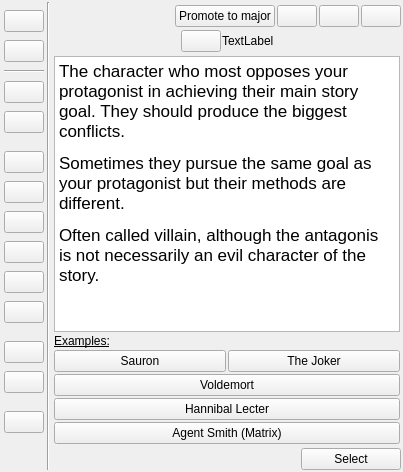
The window that ui/character_role_selector.ui (zkovari/plotlyst) describes before a commit, drawn with Qt 5.
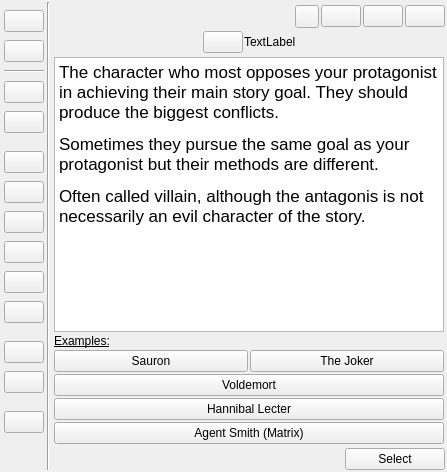
The same window after the commit. The open tabs and pages were chosen to show the change. Custom widgets are drawn as their Qt base class.

Commit message:
Character role promotion, closes #292 (#490)
* Role promotion

* set role

* Different promote btn

* promote icons

* handle promotion in editor

* update iconrole on promotion

* promote secondary

* promote love interest

* foil and contagonist promotion

* fix

Diff of the .ui file:
```diff
--- a/ui/character_role_selector.ui
+++ b/ui/character_role_selector.ui
@@ -6,7 +6,7 @@
    <rect>
     <x>0</x>
     <y>0</y>
-    <width>403</width>
+    <width>447</width>
     <height>472</height>
    </rect>
   </property>
@@ -355,9 +355,12 @@
         </spacer>
        </item>
        <item>
-        <widget class="SecondaryActionPushButton" name="btnPromote">
+        <widget class="QToolButton" name="btnPromote">
+         <property name="toolTip">
+          <string>Promote to major role</string>
+         </property>
          <property name="text">
-          <string>Promote to major</string>
+          <string/>
          </property>
          <property name="checkable">
           <bool>true</bool>
@@ -627,12 +630,12 @@
           <widget class="QTextBrowser" name="textBrowser_2">
            <property name="html">
             <string>&lt;!DOCTYPE HTML PUBLIC &quot;-//W3C//DTD HTML 4.0//EN&quot; &quot;http://www.w3.org/TR/REC-html40/strict.dtd&quot;&gt;
-&lt;html&gt;&lt;head&gt;&lt;meta name=&quot;qrichtext&quot; content=&quot;1&quot; /&gt;&lt;meta charset=&quot;utf-8&quot; /&gt;&lt;style type=&quot;text/css&quot;&gt;
+&lt;html&gt;&lt;head&gt;&lt;meta name=&quot;qrichtext&quot; content=&quot;1&quot; /&gt;&lt;style type=&quot;text/css&quot;&gt;
 p, li { white-space: pre-wrap; }
-&lt;/style&gt;&lt;/head&gt;&lt;body style=&quot; font-family:'Sans Serif'; font-size:9pt; font-weight:400; font-style:normal;&quot;&gt;
-&lt;p style=&quot; margin-top:12px; margin-bottom:12px; margin-left:0px; margin-right:0px; -qt-block-indent:0; text-indent:0px;&quot;&gt;&lt;span style=&quot; font-family:'Fira Sans Semi-Light'; font-size:13pt; color:#000000; background-color:#ffffff;&quot;&gt;The character who most opposes your protagonist in achieving their main story goal. They should produce the biggest conflicts.&lt;/span&gt;&lt;/p&gt;
-&lt;p style=&quot; margin-top:12px; margin-bottom:12px; margin-left:0px; margin-right:0px; -qt-block-indent:0; text-indent:0px;&quot;&gt;&lt;span style=&quot; font-family:'Fira Sans Semi-Light'; font-size:13pt; color:#000000; background-color:#ffffff;&quot;&gt;Sometimes they pursue the same goal as your protagonist but their methods are different.&lt;/span&gt;&lt;/p&gt;
-&lt;p style=&quot; margin-top:12px; margin-bottom:12px; margin-left:0px; margin-right:0px; -qt-block-indent:0; text-indent:0px;&quot;&gt;&lt;span style=&quot; font-family:'Fira Sans Semi-Light'; font-size:13pt; color:#000000; background-color:#ffffff;&quot;&gt;Often called villain, although the antagonis is not necessarily an evil character of the story.&lt;/span&gt;&lt;/p&gt;&lt;/body&gt;&lt;/html&gt;</string>
+&lt;/style&gt;&lt;/head&gt;&lt;body style=&quot; font-family:'.AppleSystemUIFont'; font-size:13pt; font-weight:400; font-style:normal;&quot;&gt;
+&lt;p style=&quot; margin-top:12px; margin-bottom:12px; margin-left:0px; margin-right:0px; -qt-block-indent:0; text-indent:0px;&quot;&gt;&lt;span style=&quot; font-family:'Fira Sans Semi-Light'; color:#000000; background-color:#ffffff;&quot;&gt;The character who most opposes your protagonist in achieving their main story goal. They should produce the biggest conflicts.&lt;/span&gt;&lt;/p&gt;
+&lt;p style=&quot; margin-top:12px; margin-bottom:12px; margin-left:0px; margin-right:0px; -qt-block-indent:0; text-indent:0px;&quot;&gt;&lt;span style=&quot; font-family:'Fira Sans Semi-Light'; color:#000000; background-color:#ffffff;&quot;&gt;Sometimes they pursue the same goal as your protagonist but their methods are different.&lt;/span&gt;&lt;/p&gt;
+&lt;p style=&quot; margin-top:12px; margin-bottom:12px; margin-left:0px; margin-right:0px; -qt-block-indent:0; text-indent:0px;&quot;&gt;&lt;span style=&quot; font-family:'Fira Sans Semi-Light'; color:#000000; background-color:#ffffff;&quot;&gt;Often called villain, although the antagonis is not necessarily an evil character of the story.&lt;/span&gt;&lt;/p&gt;&lt;/body&gt;&lt;/html&gt;</string>
            </property>
           </widget>
          </item>
@@ -1665,16 +1668,16 @@
   </layout>
  </widget>
  <customwidgets>
+  <customwidget>
+   <class>IconText</class>
+   <extends>QPushButton</extends>
+   <header>src.main.python.plotlyst.view.widget.display</header>
+  </customwidget>
   <customwidget>
    <class>SelectionItemPushButton</class>
    <extends>QPushButton</extends>
    <header>src.main.python.plotlyst.view.widget.button</header>
   </customwidget>
-  <customwidget>
-   <class>SecondaryActionPushButton</class>
-   <extends>QPushButton</extends>
-   <header>src.main.python.plotlyst.view.widget.button</header>
-  </customwidget>
   <customwidget>
    <class>MajorRoleIcon</class>
    <extends>QPushButton</extends>
@@ -1695,11 +1698,6 @@
    <extends>QPushButton</extends>
    <header>src.main.python.plotlyst.view.widget.display</header>
   </customwidget>
-  <customwidget>
-   <class>IconText</class>
-   <extends>QPushButton</extends>
-   <header>src.main.python.plotlyst.view.widget.display</header>
-  </customwidget>
  </customwidgets>
  <resources/>
  <connections/>
```
Left out of the diff: 91 changed lines with no effect on the pictures. The commit also changes 6 other files.
